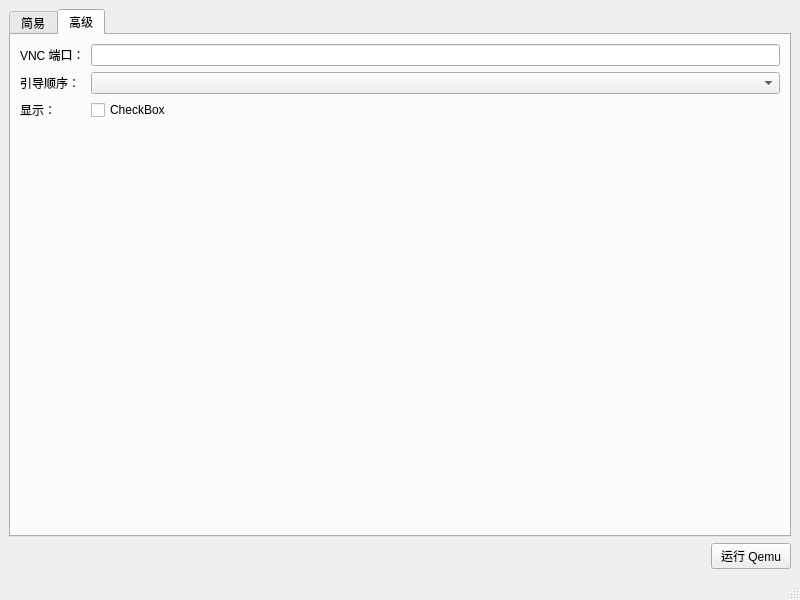
Above: mainwindow.ui from gfdgd-xi/qemu-runner before the change. Below: the same form after it.
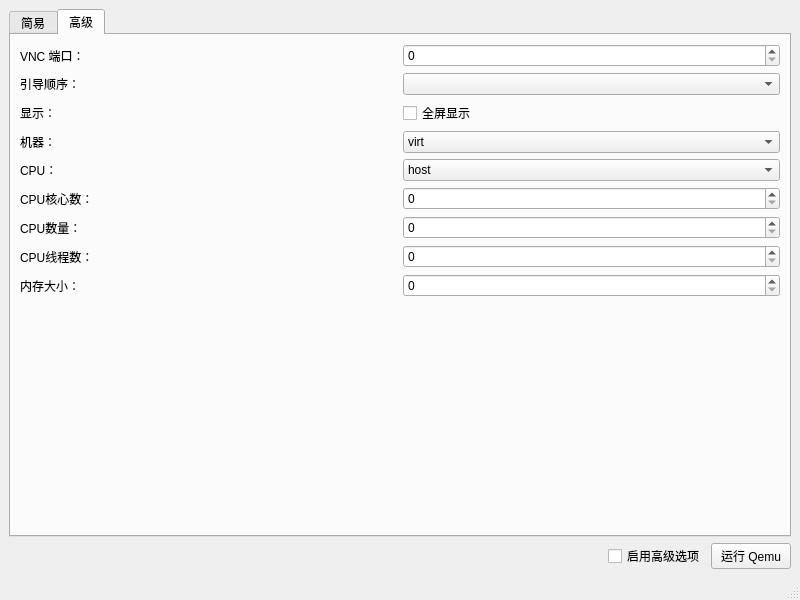
That is the form after the change. The open tabs and pages were chosen to show the change.

Diff of the .ui file:
```diff
--- a/mainwindow.ui
+++ b/mainwindow.ui
@@ -149,6 +149,13 @@
         <string>高级</string>
        </attribute>
        <layout class="QGridLayout" name="gridLayout_2">
+        <item row="5" column="0">
+         <widget class="QLabel" name="label_9">
+          <property name="text">
+           <string>CPU核心数：</string>
+          </property>
+         </widget>
+        </item>
         <item row="0" column="0">
          <widget class="QLabel" name="label_4">
           <property name="text">
@@ -156,6 +163,35 @@
           </property>
          </widget>
         </item>
+        <item row="2" column="2">
+         <layout class="QGridLayout" name="gridLayout_4">
+          <item row="0" column="0">
+           <widget class="QCheckBox" name="checkBox">
+            <property name="text">
+             <string>全屏显示</string>
+            </property>
+           </widget>
+          </item>
+         </layout>
+        </item>
+        <item row="3" column="2">
+         <widget class="QComboBox" name="comboBox_4">
+          <item>
+           <property name="text">
+            <string>virt</string>
+           </property>
+          </item>
+         </widget>
+        </item>
+        <item row="4" column="2">
+         <widget class="QComboBox" name="comboBox_5">
+          <item>
+           <property name="text">
+            <string>host</string>
+           </property>
+          </item>
+         </widget>
+        </item>
         <item row="1" column="0">
          <widget class="QLabel" name="label_5">
           <property name="text">
@@ -163,7 +199,14 @@
           </property>
          </widget>
         </item>
-        <item row="4" column="0">
+        <item row="7" column="0">
+         <widget class="QLabel" name="label_11">
+          <property name="text">
+           <string>CPU线程数：</string>
+          </property>
+         </widget>
+        </item>
+        <item row="9" column="0">
          <spacer name="verticalSpacer_2">
           <property name="orientation">
            <enum>Qt::Vertical</enum>
@@ -176,12 +219,23 @@
           </property>
          </spacer>
         </item>
-        <item row="0" column="2">
-         <widget class="QLineEdit" name="lineEdit"/>
+        <item row="3" column="0">
+         <widget class="QLabel" name="label_7">
+          <property name="text">
+           <string>机器：</string>
+          </property>
+         </widget>
         </item>
         <item row="1" column="2">
          <widget class="QComboBox" name="comboBox_3"/>
         </item>
+        <item row="4" column="0">
+         <widget class="QLabel" name="label_8">
+          <property name="text">
+           <string>CPU：</string>
+          </property>
+         </widget>
+        </item>
         <item row="2" column="0">
          <widget class="QLabel" name="label_6">
           <property name="text">
@@ -189,16 +243,34 @@
           </property>
          </widget>
         </item>
-        <item row="2" column="2">
-         <layout class="QGridLayout" name="gridLayout_4">
-          <item row="0" column="0">
-           <widget class="QCheckBox" name="checkBox">
-            <property name="text">
-             <string>CheckBox</string>
-            </property>
-           </widget>
-          </item>
-         </layout>
+        <item row="6" column="0">
+         <widget class="QLabel" name="label_10">
+          <property name="text">
+           <string>CPU数量：</string>
+          </property>
+         </widget>
+        </item>
+        <item row="8" column="0">
+         <widget class="QLabel" name="label_12">
+          <property name="text">
+           <string>内存大小：</string>
+          </property>
+         </widget>
+        </item>
+        <item row="8" column="2">
+         <widget class="QSpinBox" name="spinBox"/>
+        </item>
+        <item row="5" column="2">
+         <widget class="QSpinBox" name="spinBox_2"/>
+        </item>
+        <item row="6" column="2">
+         <widget class="QSpinBox" name="spinBox_3"/>
+        </item>
+        <item row="7" column="2">
+         <widget class="QSpinBox" name="spinBox_4"/>
+        </item>
+        <item row="0" column="2">
+         <widget class="QSpinBox" name="spinBox_5"/>
         </item>
        </layout>
       </widget>
@@ -219,6 +291,13 @@
         </property>
        </spacer>
       </item>
+      <item>
+       <widget class="QCheckBox" name="checkBox_2">
+        <property name="text">
+         <string>启用高级选项</string>
+        </property>
+       </widget>
+      </item>
       <item>
        <widget class="QPushButton" name="runQemu">
         <property name="text">
```
Left out of the diff: 2 changed lines with no effect on the pictures.
